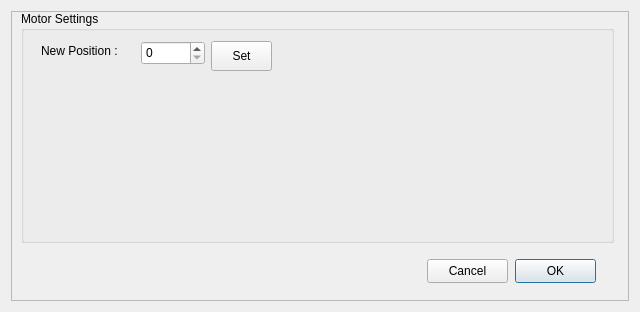
Old version of the form Esatto.ui in the repository rpineau/Esatto.
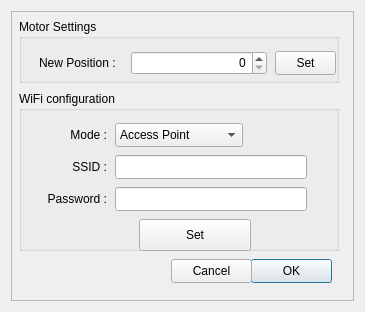
New version of the form. Custom widgets are drawn as their Qt base class.

Patch:
```diff
--- a/Esatto.ui
+++ b/Esatto.ui
@@ -6,7 +6,7 @@
    <rect>
     <x>0</x>
     <y>0</y>
-    <width>640</width>
+    <width>365</width>
     <height>312</height>
    </rect>
   </property>
@@ -61,10 +61,10 @@
      <widget class="QGroupBox" name="groupBox">
       <property name="geometry">
        <rect>
-        <x>10</x>
-        <y>0</y>
-        <width>593</width>
-        <height>232</height>
+        <x>8</x>
+        <y>8</y>
+        <width>320</width>
+        <height>64</height>
        </rect>
       </property>
       <property name="title">
@@ -73,12 +73,15 @@
       <widget class="QSpinBox" name="newPos">
        <property name="geometry">
         <rect>
-         <x>120</x>
-         <y>30</y>
-         <width>64</width>
+         <x>112</x>
+         <y>32</y>
+         <width>136</width>
          <height>24</height>
         </rect>
        </property>
+       <property name="alignment">
+        <set>Qt::AlignRight|Qt::AlignTrailing|Qt::AlignVCenter</set>
+       </property>
        <property name="maximum">
         <number>999999</number>
        </property>
@@ -87,9 +90,9 @@
        <property name="geometry">
         <rect>
          <x>20</x>
-         <y>30</y>
+         <y>32</y>
          <width>91</width>
-         <height>20</height>
+         <height>24</height>
         </rect>
        </property>
        <property name="text">
@@ -99,10 +102,10 @@
       <widget class="QPushButton" name="pushButton">
        <property name="geometry">
         <rect>
-         <x>190</x>
-         <y>30</y>
+         <x>256</x>
+         <y>32</y>
          <width>61</width>
-         <height>30</height>
+         <height>24</height>
         </rect>
        </property>
        <property name="text">
@@ -116,7 +119,7 @@
       </property>
       <property name="geometry">
        <rect>
-        <x>504</x>
+        <x>240</x>
         <y>248</y>
         <width>81</width>
         <height>24</height>
@@ -132,7 +135,7 @@
      <widget class="QPushButton" name="pushButtonCancel">
       <property name="geometry">
        <rect>
-        <x>416</x>
+        <x>160</x>
         <y>248</y>
         <width>81</width>
         <height>24</height>
@@ -142,6 +145,123 @@
        <string>Cancel</string>
       </property>
      </widget>
+     <widget class="QGroupBox" name="groupBox_2">
+      <property name="geometry">
+       <rect>
+        <x>8</x>
+        <y>80</y>
+        <width>320</width>
+        <height>160</height>
+       </rect>
+      </property>
+      <property name="title">
+       <string>WiFi configuration</string>
+      </property>
+      <widget class="QLabel" name="label">
+       <property name="geometry">
+        <rect>
+         <x>8</x>
+         <y>32</y>
+         <width>80</width>
+         <height>24</height>
+        </rect>
+       </property>
+       <property name="text">
+        <string>Mode :</string>
+       </property>
+       <property name="alignment">
+        <set>Qt::AlignRight|Qt::AlignTrailing|Qt::AlignVCenter</set>
+       </property>
+      </widget>
+      <widget class="QComboBox" name="comboBox">
+       <property name="geometry">
+        <rect>
+         <x>96</x>
+         <y>32</y>
+         <width>128</width>
+         <height>24</height>
+        </rect>
+       </property>
+       <item>
+        <property name="text">
+         <string>Access Point</string>
+        </property>
+       </item>
+       <item>
+        <property name="text">
+         <string>Station</string>
+        </property>
+       </item>
+      </widget>
+      <widget class="QLabel" name="label_3">
+       <property name="geometry">
+        <rect>
+         <x>8</x>
+         <y>64</y>
+         <width>80</width>
+         <height>24</height>
+        </rect>
+       </property>
+       <property name="text">
+        <string>SSID :</string>
+       </property>
+       <property name="alignment">
+        <set>Qt::AlignRight|Qt::AlignTrailing|Qt::AlignVCenter</set>
+       </property>
+      </widget>
+      <widget class="QLabel" name="label_4">
+       <property name="geometry">
+        <rect>
+         <x>8</x>
+         <y>96</y>
+         <width>80</width>
+         <height>24</height>
+        </rect>
+       </property>
+       <property name="text">
+        <string>Password :</string>
+       </property>
+       <property name="alignment">
+        <set>Qt::AlignRight|Qt::AlignTrailing|Qt::AlignVCenter</set>
+       </property>
+      </widget>
+      <widget class="QLineEdit" name="lineEdit">
+       <property name="geometry">
+        <rect>
+         <x>96</x>
+         <y>64</y>
+         <width>192</width>
+         <height>24</height>
+        </rect>
+       </property>
+      </widget>
+      <widget class="QLineEdit" name="lineEdit_2">
+       <property name="geometry">
+        <rect>
+         <x>96</x>
+         <y>96</y>
+         <width>192</width>
+         <height>24</height>
+        </rect>
+       </property>
+       <property name="echoMode">
+        <enum>QLineEdit::Password</enum>
+       </property>
+      </widget>
+      <widget class="QPushButton" name="pushButton_2">
+       <property name="geometry">
+        <rect>
+         <x>120</x>
+         <y>128</y>
+         <width>112</width>
+         <height>32</height>
+        </rect>
+       </property>
+       <property name="text">
+        <string>Set</string>
+       </property>
+      </widget>
+     </widget>
     </widget>
    </item>
   </layout>
```
